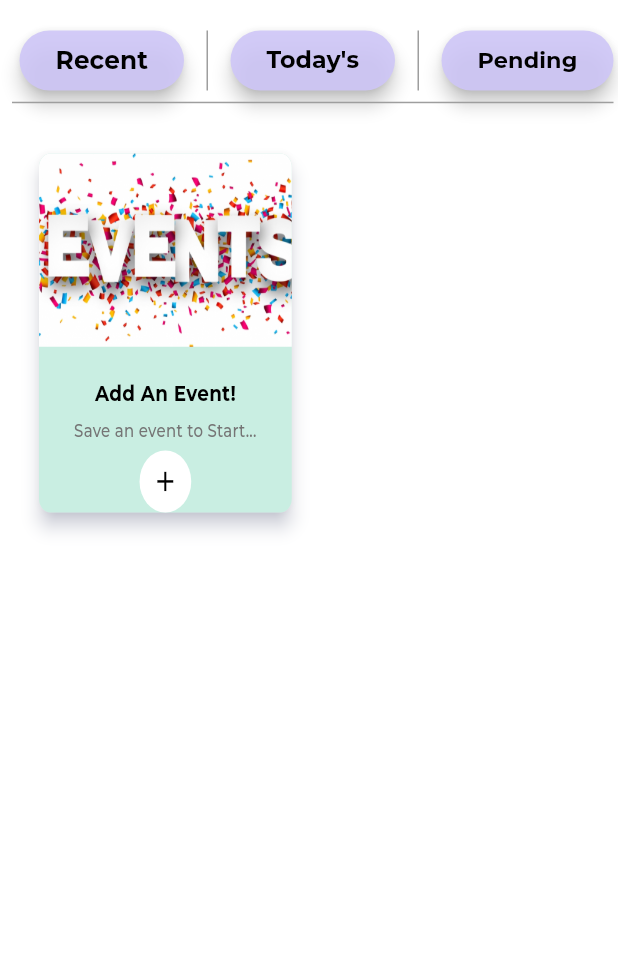
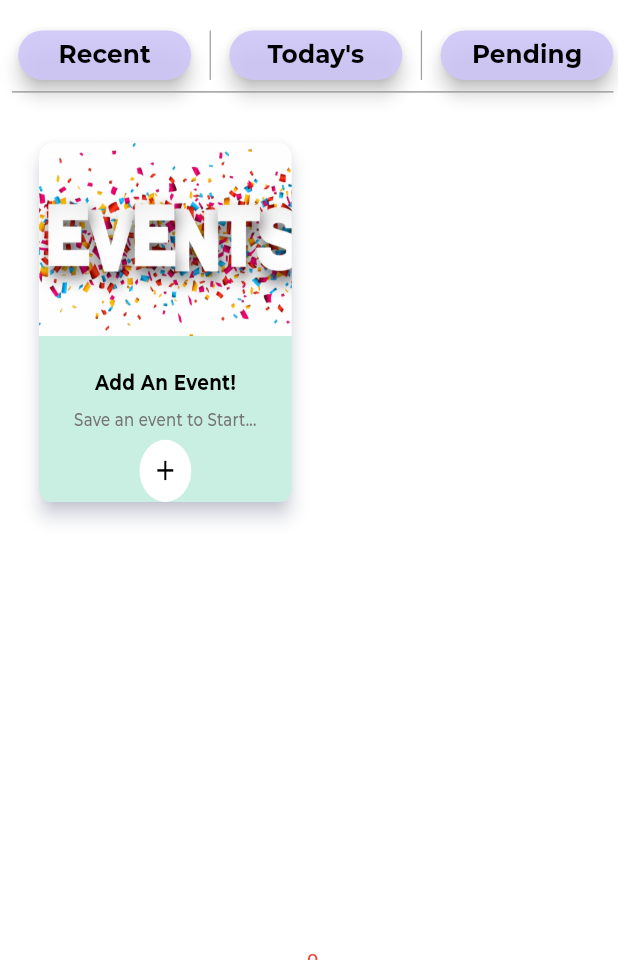
Before and after one commit to sheikhmuhammadshahid/pc_app, a Flutter app: the screen it shows after launch, on a phone screen of 412 x 824 dp, the part 276-1236 px from its top. Run offline on Flutter 3.47's test engine with Material 2 defaults, Android fonts, the phone set to English and light mode, and no system bars; our stand-ins replace audioplayers, clay_containers, dio, file_picker, flutter_easyloading, flutter_svg and 4 more; missing offline and left inert: excel; network calls fail.

Commit message:
some vhanges

```diff
--- a/lib/Apis/ApisFunctions.dart
+++ b/lib/Apis/ApisFunctions.dart
@@ -34,6 +34,7 @@ getQuestionss(eventId) async {
       //return v.m
     }
   } catch (e) {
+    EasyLoading.show(status: e.toString(), dismissOnTap: true);
     print(e);
   }
   return questions;
--- a/lib/screens/serverside/dashboard.dart
+++ b/lib/screens/serverside/dashboard.dart
@@ -35,8 +35,10 @@ class _DashBoardScreenState extends State<DashBoardScreen> {
   }
 
   TextEditingController searchController = TextEditingController();
+
   @override
   Widget build(BuildContext context) {
+    Size size = MediaQuery.of(context).size;
     return SafeArea(
       child: Scaffold(
         appBar: context.watch<ClientProvider>().socket == null
@@ -127,20 +129,25 @@ class _DashBoardScreenState extends State<DashBoardScreen> {
                         ),
                       ),
                     ),
-                    Row(
+                    Center(
+                      child: SizedBox(
+                        width:
+                            size.width <= 600 ? size.width : size.width * 0.35,
+                        child: FittedBox(
+                          child: Row(
                             mainAxisAlignment: MainAxisAlignment.center,
                             children: [
-                        Expanded(
-                          child: Padding(
-                            padding: const EdgeInsets.only(left: 5.0, right: 5),
+                              Padding(
+                                padding:
+                                    const EdgeInsets.only(left: 5.0, right: 5),
                                 child: SizedBox(
                                   height: 40,
                                   width: 140,
                                   child: ElevatedButton(
                                     style: ElevatedButton.styleFrom(
                                       elevation: 5,
-                                  backgroundColor:
-                                      const Color.fromARGB(255, 206, 198, 247)
+                                      backgroundColor: const Color.fromARGB(
+                                              255, 206, 198, 247)
                                           .withOpacity(.9),
                                     ),
                                     onPressed: (() {
@@ -158,19 +165,18 @@ class _DashBoardScreenState extends State<DashBoardScreen> {
                                   ),
                                 ),
                               ),
-                        ),
                               const CustomDivider(height: 40),
-                        Expanded(
-                          child: Padding(
-                            padding: const EdgeInsets.only(left: 5.0, right: 5),
+                              Padding(
+                                padding:
+                                    const EdgeInsets.only(left: 5.0, right: 5),
                                 child: SizedBox(
                                   height: 40,
                                   width: 140,
                                   child: ElevatedButton(
                                     style: ElevatedButton.styleFrom(
                                       elevation: 5,
-                                  backgroundColor:
-                                      const Color.fromARGB(255, 206, 198, 247)
+                                      backgroundColor: const Color.fromARGB(
+                                              255, 206, 198, 247)
                                           .withOpacity(.9),
                                     ),
                                     onPressed: (() {
@@ -188,10 +194,8 @@ class _DashBoardScreenState extends State<DashBoardScreen> {
                                   ),
                                 ),
                               ),
-                        ),
                               const CustomDivider(height: 40),
-                        Expanded(
-                          child: Padding(
+                              Padding(
                                 padding: const EdgeInsets.only(left: 5.0),
                                 child: SizedBox(
                                   height: 40,
@@ -199,8 +203,8 @@ class _DashBoardScreenState extends State<DashBoardScreen> {
                                   child: ElevatedButton(
                                     style: ElevatedButton.styleFrom(
                                       elevation: 5,
-                                  backgroundColor:
-                                      const Color.fromARGB(255, 206, 198, 247)
+                                      backgroundColor: const Color.fromARGB(
+                                              255, 206, 198, 247)
                                           .withOpacity(.9),
                                     ),
                                     onPressed: (() {
@@ -219,9 +223,11 @@ class _DashBoardScreenState extends State<DashBoardScreen> {
                                     ),
                                   ),
                                 ),
-                          ),
                               )
                             ],
+                          ),
+                        ),
+                      ),
                     ),
                   ],
                 ),
--- a/lib/screens/serverside/widgets/eventcard.dart
+++ b/lib/screens/serverside/widgets/eventcard.dart
@@ -31,8 +31,6 @@ class EventCard extends StatelessWidget {
           10.0,
         ),
         child: Container(
-          height: 250,
-          width: (context.width / 2),
           decoration: BoxDecoration(
             borderRadius: BorderRadius.circular(
               10.0,
--- a/lib/screens/serverside/widgets/eventlist.dart
+++ b/lib/screens/serverside/widgets/eventlist.dart
@@ -64,10 +64,13 @@ class _RestaurantListState extends State<RestaurantList> {
               },
               child: GridView.builder(
                 itemCount: controller.filteredEvents.value.length + 1,
-                gridDelegate: const SliverGridDelegateWithFixedCrossAxisCount(
+                gridDelegate: SliverGridDelegateWithFixedCrossAxisCount(
                     mainAxisSpacing: 10,
-                    crossAxisCount: 2,
-                    childAspectRatio: 2 / 2.5),
+                    crossAxisCount:
+                        MediaQuery.of(context).size.width <= 600 ? 2 : 3,
+                    childAspectRatio: MediaQuery.of(context).size.width <= 600
+                        ? 2 / 2.5
+                        : 2 / 1),
                 itemBuilder: (context, index) {
                   if (index == 0) {
                     return FittedBox(
```
Also changed, not shown: lib/screens/AddEvent/AddQuestions.dart (+5 -3 lines), pubspec.lock, 1 other file. Lines whose indentation alone changed are shown as unchanged.
